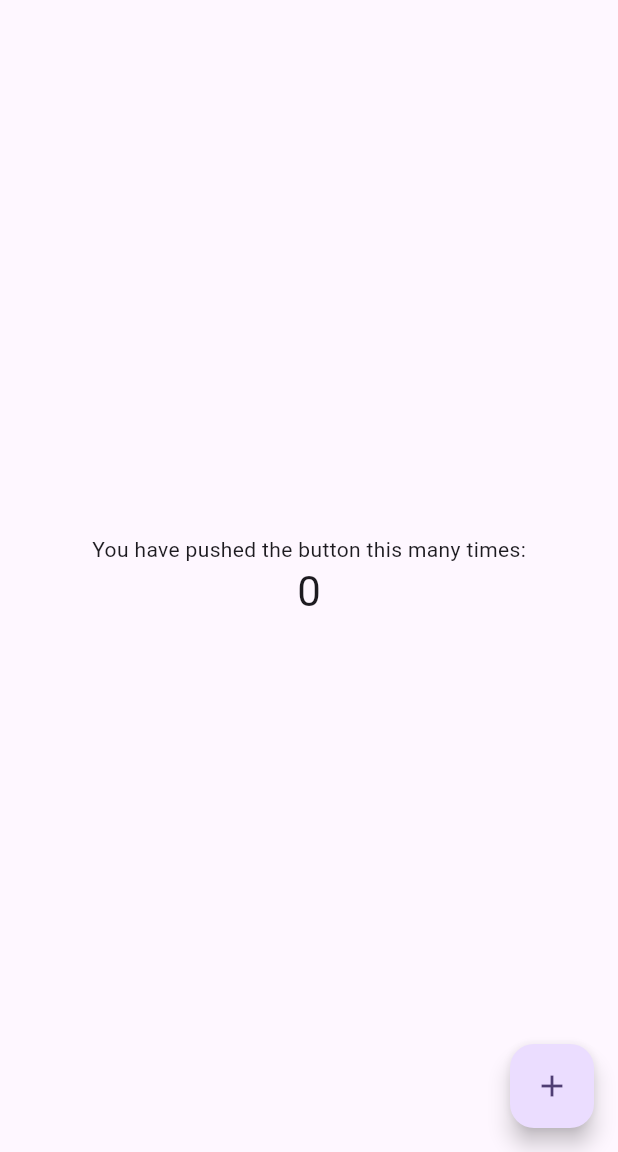
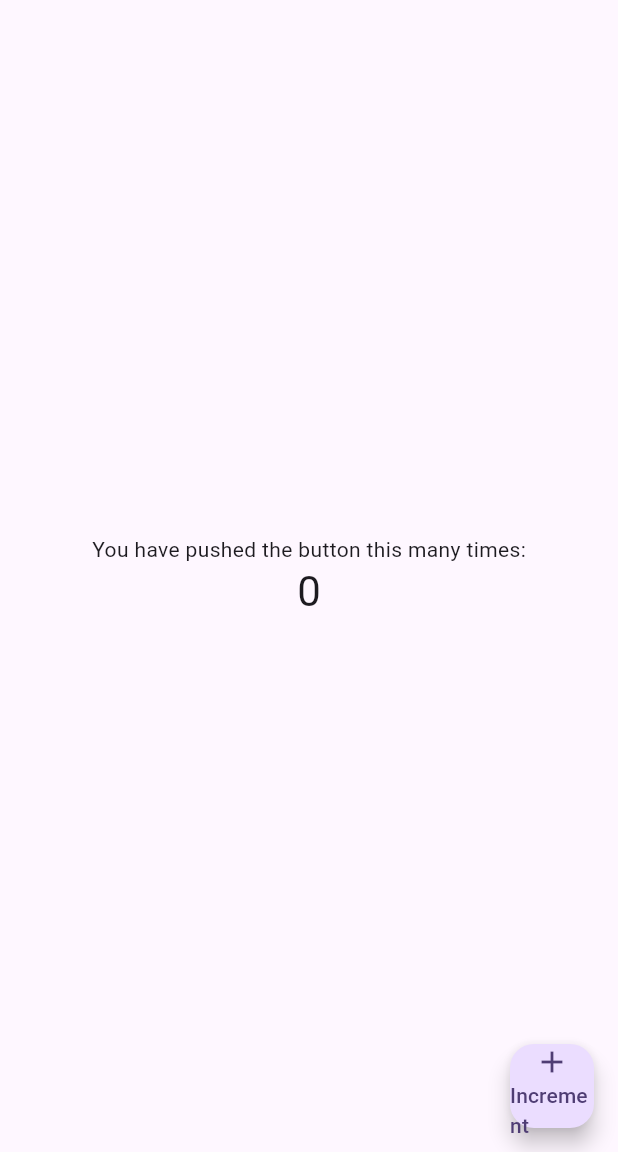
Before and after one commit to nikolaydymura/flutter_gherkin_toolkit, a Flutter app: the screen it shows after launch, on a phone screen of 412 x 824 dp, the part 84-1236 px from its top. Run offline on Flutter 3.47's test engine with Material 2 defaults, Android fonts, the phone set to English and light mode, and no system bars; our stand-ins replace flutter_bloc, get_it; missing offline and left inert: gherkin, test.

```diff
--- a/example/lib/main.dart
+++ b/example/lib/main.dart
@@ -118,7 +118,12 @@ class _MyHomePageState extends State<MyHomePage> {
       floatingActionButton: FloatingActionButton(
         onPressed: _incrementCounter,
         tooltip: 'Increment',
-        child: const Icon(Icons.add),
+        child: const Column(
+          children: [
+            Icon(Icons.add),
+            Text('Increment'),
+          ],
+        ),
       ), // This trailing comma makes auto-formatting nicer for build methods.
     );
   }
--- /dev/null
+++ b/lib/src/worlds/widget_tester_world.dart
@@ -0,0 +1,3 @@
+import 'package:gherkin/gherkin.dart';
+
+class WidgetTesterWorld extends World {}
```
Also changed, not shown: lib/src/steps/tap_steps.dart (added, +29 -0 lines), 2 other files.
